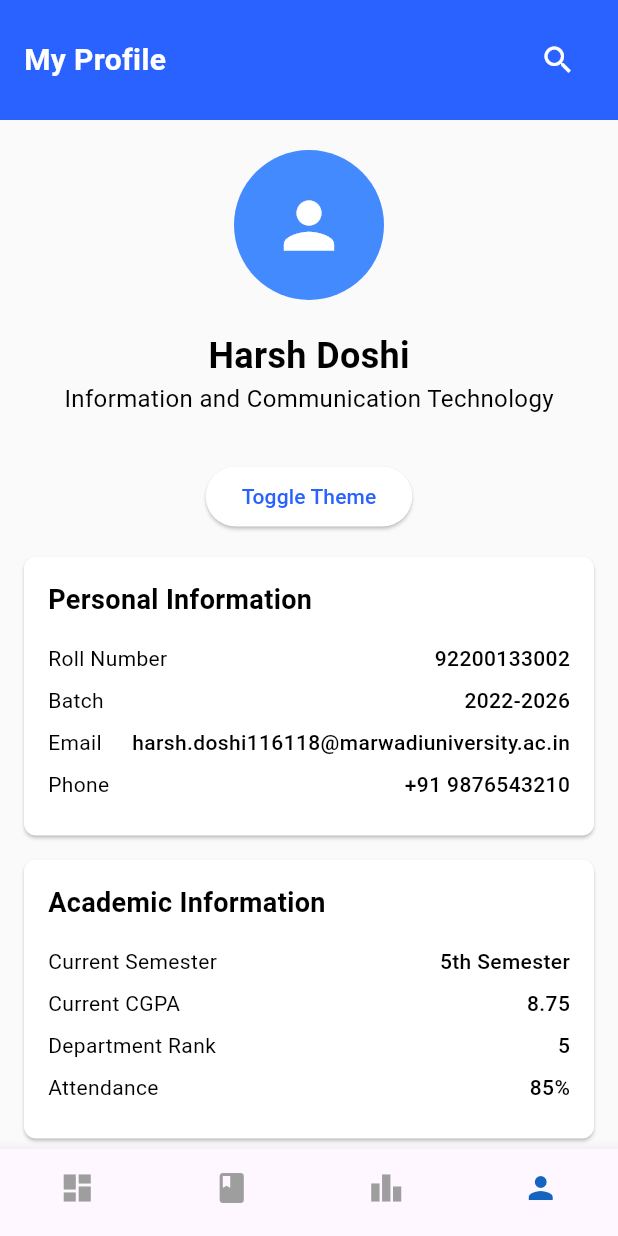
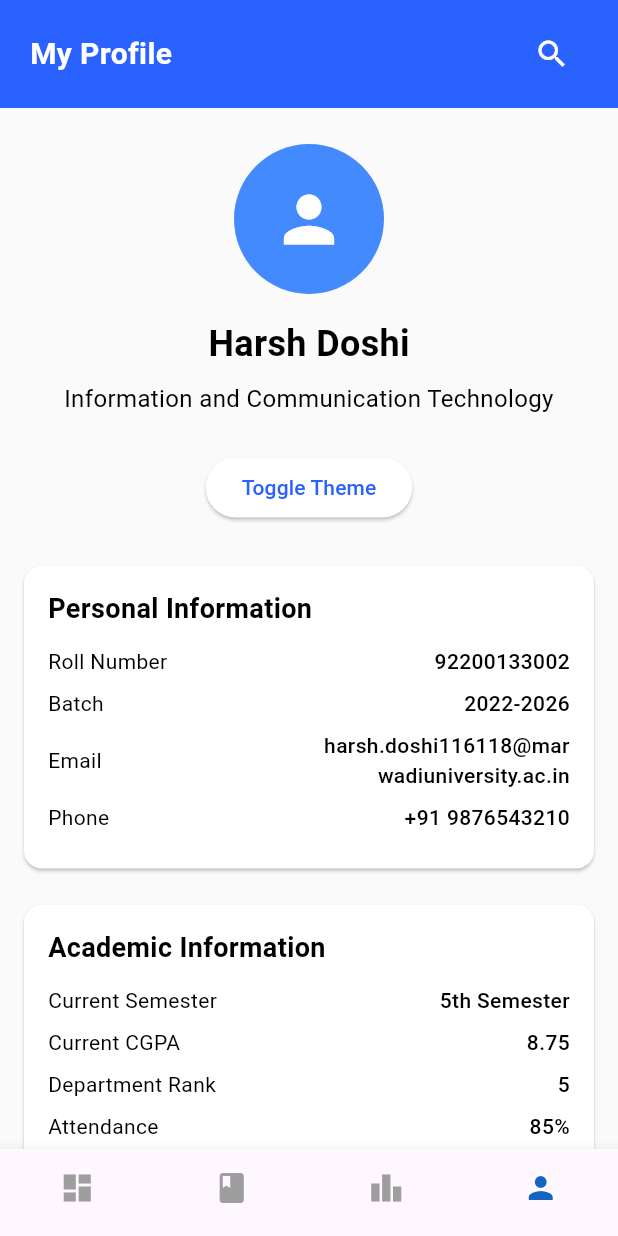
Before and after one commit to Harshdoshi1/HCD-project-Flutter-App, a Flutter app: the screen it shows after launch, item 4 of the bottom bar chosen, on a phone screen of 412 x 824 dp. Run offline on Flutter 3.47's test engine with Material 3 defaults, Android fonts, the phone set to English and light mode, and no system bars; our stand-ins replace fl_chart.

Commit message:
ranking page

```diff
--- a/lib/screens/profile_screen.dart
+++ b/lib/screens/profile_screen.dart
@@ -1,25 +1,62 @@
 import 'package:flutter/material.dart';
+import 'package:flutter/services.dart';
 import '../constants/app_theme.dart';
 
-class ProfileScreen extends StatelessWidget {
+class ProfileScreen extends StatefulWidget {
   final VoidCallback toggleTheme;
 
   const ProfileScreen({Key? key, required this.toggleTheme}) : super(key: key);
 
   @override
+  State<ProfileScreen> createState() => _ProfileScreenState();
+}
+
+class _ProfileScreenState extends State<ProfileScreen> {
+  @override
+  void initState() {
+    super.initState();
+    _setFullScreenMode();
+  }
+
+  void _setFullScreenMode() async {
+    await SystemChrome.setEnabledSystemUIMode(SystemUiMode.immersiveSticky);
+    SystemChrome.setSystemUIOverlayStyle(const SystemUiOverlayStyle(
+      statusBarColor: Colors.transparent,
+      statusBarIconBrightness: Brightness.light,
+      systemNavigationBarColor: Colors.transparent,
+      systemNavigationBarIconBrightness: Brightness.light,
+    ));
+  }
+
+  @override
+  void dispose() {
+    SystemChrome.setEnabledSystemUIMode(SystemUiMode.edgeToEdge);
+    super.dispose();
+  }
+
+  @override
   Widget build(BuildContext context) {
     return Scaffold(
       backgroundColor: AppTheme.backgroundColor,
-      body: SafeArea(
-        child: SingleChildScrollView(
+      body: MediaQuery.removePadding(
+        context: context,
+        removeTop: true,
+        removeBottom: true,
         child: Column(
           children: [
+            // Header Section
             Container(
               width: double.infinity,
-                padding: const EdgeInsets.all(16),
+              padding: EdgeInsets.only(
+                top: MediaQuery.of(context).viewPadding.top + 12,
+                bottom: 12,
+                left: 20,
+                right: 20,
+              ),
               color: AppTheme.primaryColor,
               child: Row(
                 mainAxisAlignment: MainAxisAlignment.spaceBetween,
+                crossAxisAlignment: CrossAxisAlignment.center,
                 children: [
                   const Text(
                     'My Profile',
@@ -36,7 +73,14 @@ class ProfileScreen extends StatelessWidget {
                 ],
               ),
             ),
-              const SizedBox(height: 20),
+
+            // Profile Content
+            Expanded(
+              child: SingleChildScrollView(
+                physics: const BouncingScrollPhysics(),
+                child: Column(
+                  children: [
+                    const SizedBox(height: 24),
                     CircleAvatar(
                       radius: 50,
                       backgroundColor: AppTheme.secondaryColor,
@@ -46,7 +90,7 @@ class ProfileScreen extends StatelessWidget {
                         color: AppTheme.onPrimaryColor,
                       ),
                     ),
-              const SizedBox(height: 20),
+                    const SizedBox(height: 16),
                     const Text(
                       'Harsh Doshi',
                       style: TextStyle(
@@ -55,20 +99,25 @@ class ProfileScreen extends StatelessWidget {
                         fontWeight: FontWeight.bold,
                       ),
                     ),
-              Text(
+                    Padding(
+                      padding: const EdgeInsets.symmetric(vertical: 8),
+                      child: Text(
                         'Information and Communication Technology',
+                        textAlign: TextAlign.center,
                         style: TextStyle(
                           color: AppTheme.onBackgroundColor,
                           fontSize: 16,
                         ),
                       ),
-              const SizedBox(height: 30),
-              ElevatedButton(
-                onPressed: toggleTheme,
+                    ),
+                    Padding(
+                      padding: const EdgeInsets.symmetric(vertical: 16),
+                      child: ElevatedButton(
+                        onPressed: widget.toggleTheme,
                         child: const Text('Toggle Theme'),
                       ),
-              const SizedBox(height: 16),
-              _buildInfoCard(
+                    ),
+                    _buildInfoSection(
                       title: 'Personal Information',
                       items: {
                         'Roll Number': '92200133002',
@@ -77,8 +126,7 @@ class ProfileScreen extends StatelessWidget {
                         'Phone': '+91 9876543210',
                       },
                     ),
-              const SizedBox(height: 16),
-              _buildInfoCard(
+                    _buildInfoSection(
                       title: 'Academic Information',
                       items: {
                         'Current Semester': '5th Semester',
@@ -87,8 +135,7 @@ class ProfileScreen extends StatelessWidget {
                         'Attendance': '85%',
                       },
                     ),
-              const SizedBox(height: 16),
-              _buildInfoCard(
+                    _buildInfoSection(
                       title: 'Additional Information',
                       items: {
                         'Skills': 'Flutter, Python, Java',
@@ -97,21 +144,31 @@ class ProfileScreen extends StatelessWidget {
                         'Internships': '1',
                       },
                     ),
-              const SizedBox(height: 20),
+                    SizedBox(
+                      height: MediaQuery.of(context).viewPadding.bottom + 24,
+                    ),
                   ],
                 ),
+              ),
+            ),
+          ],
         ),
       ),
     );
   }
 
-  Widget _buildInfoCard({
+  Widget _buildInfoSection({
     required String title,
     required Map<String, String> items,
   }) {
-    return Card(
+    return Padding(
+      padding: const EdgeInsets.symmetric(horizontal: 16, vertical: 12),
+      child: Card(
         color: AppTheme.surfaceColor,
-      margin: const EdgeInsets.symmetric(horizontal: 16),
+        margin: EdgeInsets.zero,
+        shape: RoundedRectangleBorder(
+          borderRadius: BorderRadius.circular(12),
+        ),
         child: Padding(
           padding: const EdgeInsets.all(16),
           child: Column(
@@ -125,25 +182,30 @@ class ProfileScreen extends StatelessWidget {
                   fontWeight: FontWeight.bold,
                 ),
               ),
-            const SizedBox(height: 16),
+              const SizedBox(height: 12),
               ...items.entries.map((entry) => Padding(
                 padding: const EdgeInsets.only(bottom: 8),
                 child: Row(
                   mainAxisAlignment: MainAxisAlignment.spaceBetween,
                   children: [
-                  Text(
+                    Flexible(
+                      child: Text(
                         entry.key,
                         style: TextStyle(
                           color: AppTheme.onBackgroundColor,
                           fontSize: 14,
                         ),
                       ),
-                  Text(
+                    ),
+                    Flexible(
+                      child: Text(
                         entry.value,
+                        textAlign: TextAlign.end,
                         style: const TextStyle(
                           color: AppTheme.onBackgroundColor,
                           fontSize: 14,
                           fontWeight: FontWeight.w500,
+                        ),
                       ),
                     ),
                   ],
@@ -152,6 +214,7 @@ class ProfileScreen extends StatelessWidget {
             ],
           ),
         ),
+      ),
     );
   }
 }
--- a/lib/screens/rankings_screen.dart
+++ b/lib/screens/rankings_screen.dart
@@ -41,6 +41,12 @@ class _RankingsScreenState extends State<RankingsScreen> with SingleTickerProvid
         Container(
           width: double.infinity,
           color: AppTheme.primaryColor,
+          padding: const EdgeInsets.only(
+            top: kToolbarHeight + -20, // kToolbarHeight adds space for the system bar
+            left: 20,
+            right: 20,
+            bottom: 20,
+          ),
           child: Column(
             children: [
               const Padding(
@@ -66,6 +72,7 @@ class _RankingsScreenState extends State<RankingsScreen> with SingleTickerProvid
             ],
           ),
         ),
+        const SizedBox(height: 20), // Push rankings down
         Expanded(
           child: TabBarView(
             controller: _tabController,
--- a/lib/screens/subjects_screen.dart
+++ b/lib/screens/subjects_screen.dart
@@ -41,18 +41,19 @@ class _SubjectsScreenState extends State<SubjectsScreen> {
 
   @override
   Widget build(BuildContext context) {
-    SystemChrome.setEnabledSystemUIMode(SystemUiMode.immersiveSticky);
+    SystemChrome.setEnabledSystemUIMode(SystemUiMode.edgeToEdge);
 
     return Scaffold(
       extendBodyBehindAppBar: true,
       backgroundColor: AppTheme.backgroundColor,
-      body: SafeArea(
+      body: Padding(
+        padding: const EdgeInsets.only(top: 30),
         child: Column(
           children: [
             Container(
               width: double.infinity,
               padding: const EdgeInsets.all(16),
-              color: const Color(0xFF2962FF),
+              color: AppTheme.primaryColor,
               child: Column(
                 children: [
                   const Text(
@@ -170,8 +171,7 @@ class SubjectDetailsScreen extends StatelessWidget {
         backgroundColor: AppTheme.primaryColor,
         title: Text(subject['name'] as String),
       ),
-      body: SafeArea(
-        child: Column(
+      body: Column(
         children: [
           Container(
             width: double.infinity,
@@ -231,7 +231,6 @@ class SubjectDetailsScreen extends StatelessWidget {
           ),
         ],
       ),
-      ),
     );
   }
 }
```
Lines whose indentation alone changed are shown as unchanged.
